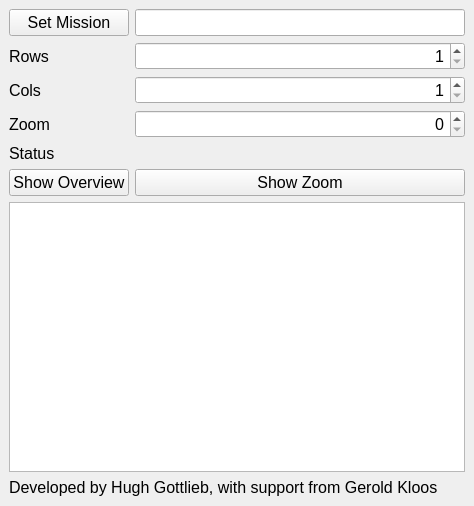
The window that visualisation/visualisation.ui (Hugh-Gottlieb/dpl) describes before a commit, drawn with Qt 5.
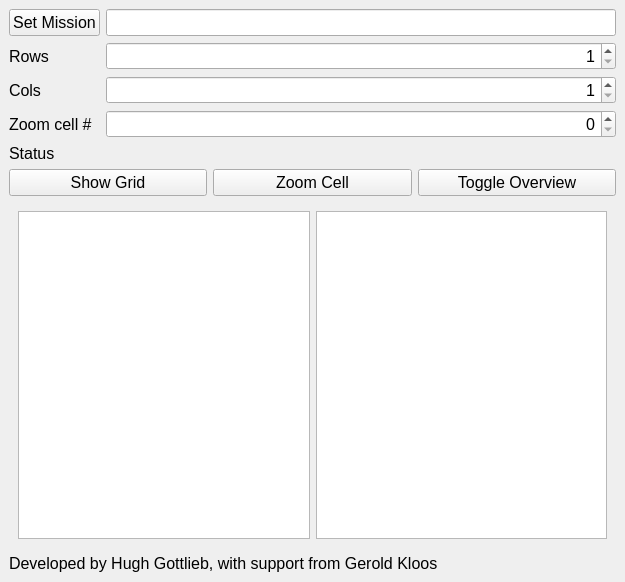
The same window after the commit.

Commit message: Ui modfied to allow for overview image

```diff
--- a/visualisation/visualisation.ui
+++ b/visualisation/visualisation.ui
@@ -6,8 +6,8 @@
    <rect>
     <x>0</x>
     <y>0</y>
-    <width>474</width>
-    <height>506</height>
+    <width>625</width>
+    <height>582</height>
    </rect>
   </property>
   <property name="windowTitle">
@@ -18,20 +18,88 @@
     <enum>Qt::LeftToRight</enum>
    </property>
    <layout class="QGridLayout" name="gridLayout">
+    <item row="1" column="0">
+     <layout class="QVBoxLayout" name="verticalLayout">
+      <item>
+       <layout class="QHBoxLayout" name="horizontalLayout">
+        <item>
+         <widget class="QPushButton" name="show_grid_button">
+          <property name="font">
+           <font>
+            <pointsize>12</pointsize>
+           </font>
+          </property>
+          <property name="text">
+           <string>Show Grid</string>
+          </property>
+         </widget>
+        </item>
+        <item>
+         <widget class="QPushButton" name="show_cell_button">
+          <property name="font">
+           <font>
+            <pointsize>12</pointsize>
+           </font>
+          </property>
+          <property name="text">
+           <string>Zoom Cell</string>
+          </property>
+         </widget>
+        </item>
+        <item>
+         <widget class="QPushButton" name="show_overview_button">
+          <property name="font">
+           <font>
+            <pointsize>12</pointsize>
+           </font>
+          </property>
+          <property name="text">
+           <string>Toggle Overview</string>
+          </property>
+         </widget>
+        </item>
+       </layout>
+      </item>
+      <item>
+       <widget class="QWidget" name="placeholderwidget" native="true">
+        <property name="sizePolicy">
+         <sizepolicy hsizetype="Preferred" vsizetype="Preferred">
+          <horstretch>0</horstretch>
+          <verstretch>0</verstretch>
+         </sizepolicy>
+        </property>
+        <layout class="QHBoxLayout" name="horizontalLayout_2">
+         <item>
+          <widget class="QGraphicsView" name="display_overview"/>
+         </item>
+         <item>
+          <widget class="QGraphicsView" name="display"/>
+         </item>
+        </layout>
+       </widget>
+      </item>
+      <item>
+       <widget class="QLabel" name="author_text">
+        <property name="sizePolicy">
+         <sizepolicy hsizetype="Preferred" vsizetype="Maximum">
+          <horstretch>0</horstretch>
+          <verstretch>0</verstretch>
+         </sizepolicy>
+        </property>
+        <property name="font">
+         <font>
+          <pointsize>12</pointsize>
+         </font>
+        </property>
+        <property name="text">
+         <string>Developed by Hugh Gottlieb, with support from Gerold Kloos</string>
+        </property>
+       </widget>
+      </item>
+     </layout>
+    </item>
     <item row="0" column="0">
      <layout class="QGridLayout" name="gridLayout_2" columnstretch="0,1">
-      <item row="5" column="0">
-       <widget class="QPushButton" name="show_overview_button">
-        <property name="font">
-         <font>
-          <pointsize>12</pointsize>
-         </font>
-        </property>
-        <property name="text">
-         <string>Show Overview</string>
-        </property>
-       </widget>
-      </item>
       <item row="3" column="0">
        <widget class="QLabel" name="zoom_label">
         <property name="font">
@@ -40,19 +108,7 @@
          </font>
         </property>
         <property name="text">
-         <string>Zoom</string>
-        </property>
-       </widget>
-      </item>
-      <item row="5" column="1">
-       <widget class="QPushButton" name="show_cell_button">
-        <property name="font">
-         <font>
-          <pointsize>12</pointsize>
-         </font>
-        </property>
-        <property name="text">
-         <string>Show Zoom</string>
+         <string>Zoom cell #</string>
         </property>
        </widget>
       </item>
@@ -80,18 +136,6 @@
         </property>
        </widget>
       </item>
-      <item row="8" column="0" colspan="2">
-       <widget class="QLabel" name="author_text">
-        <property name="font">
-         <font>
-          <pointsize>12</pointsize>
-         </font>
-        </property>
-        <property name="text">
-         <string>Developed by Hugh Gottlieb, with support from Gerold Kloos</string>
-        </property>
-       </widget>
-      </item>
       <item row="2" column="1">
        <widget class="QSpinBox" name="cols">
         <property name="font">
@@ -137,9 +181,6 @@
         </property>
        </widget>
       </item>
-      <item row="7" column="0" colspan="2">
-       <widget class="QGraphicsView" name="display"/>
-      </item>
       <item row="1" column="1">
        <widget class="QSpinBox" name="rows">
         <property name="font">
@@ -184,6 +225,12 @@
       </item>
       <item row="4" column="0">
        <widget class="QLabel" name="status_label">
+        <property name="sizePolicy">
+         <sizepolicy hsizetype="Preferred" vsizetype="Maximum">
+          <horstretch>0</horstretch>
+          <verstretch>0</verstretch>
+         </sizepolicy>
+        </property>
         <property name="font">
          <font>
           <pointsize>12</pointsize>
```
Left out of the diff: 37 changed lines with no effect on the pictures. The commit also changes 2 other files.
